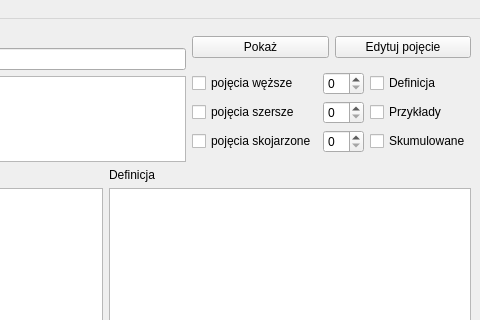
This is interfejs/przegladarka.ui in mpichlin/KPW as Qt 5 draws it before an edit; both pictures show x 269 to 749 and y 0 to 320 of the 749 by 727 pixel window. The edited form follows.
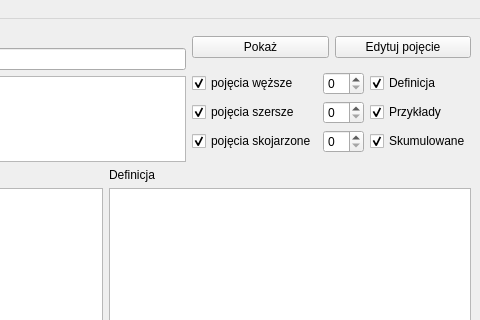
This is the edited form.

What changed in the file:
```diff
--- a/interfejs/przegladarka.ui
+++ b/interfejs/przegladarka.ui
@@ -61,6 +61,9 @@
             <property name="text">
              <string>pojęcia węższe</string>
             </property>
+            <property name="checked">
+             <bool>true</bool>
+            </property>
            </widget>
           </item>
           <item row="1" column="0">
@@ -68,6 +71,9 @@
             <property name="text">
              <string>pojęcia szersze</string>
             </property>
+            <property name="checked">
+             <bool>true</bool>
+            </property>
            </widget>
           </item>
           <item row="2" column="0">
@@ -75,6 +81,9 @@
             <property name="text">
              <string>pojęcia skojarzone</string>
             </property>
+            <property name="checked">
+             <bool>true</bool>
+            </property>
            </widget>
           </item>
           <item row="0" column="1">
@@ -91,6 +100,9 @@
             <property name="text">
              <string>Definicja</string>
             </property>
+            <property name="checked">
+             <bool>true</bool>
+            </property>
            </widget>
           </item>
           <item row="1" column="2">
@@ -98,6 +110,9 @@
             <property name="text">
              <string>Przykłady</string>
             </property>
+            <property name="checked">
+             <bool>true</bool>
+            </property>
            </widget>
           </item>
           <item row="2" column="2">
@@ -105,6 +120,9 @@
             <property name="text">
              <string>Skumulowane</string>
             </property>
+            <property name="checked">
+             <bool>true</bool>
+            </property>
            </widget>
           </item>
          </layout>
```
Left out of the diff: 115 changed lines with no effect on the pictures.
